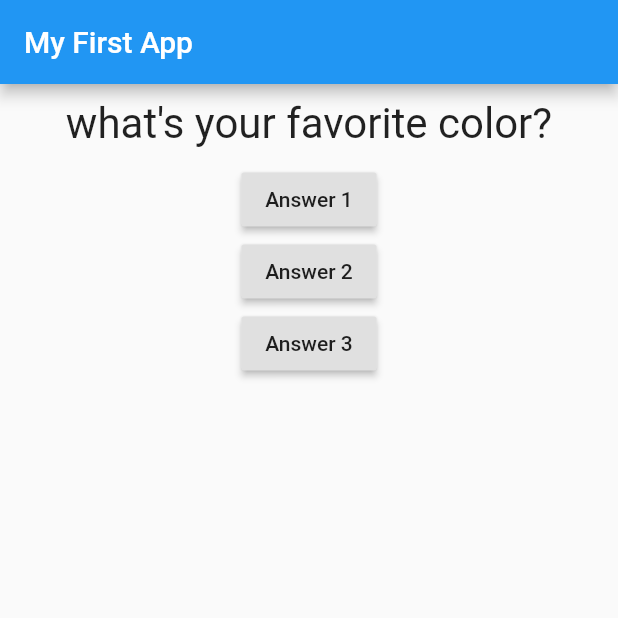
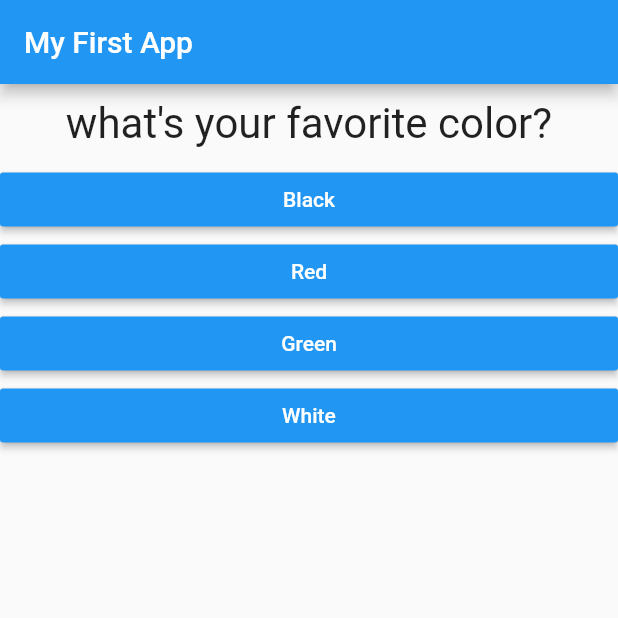
Before and after one commit to m-awaisnazeer/flutter_basic_quiz_app, a Flutter app: the screen it shows after launch, on a phone screen of 412 x 824 dp, the top half of it. Run offline on Flutter 3.47's test engine with Material 2 defaults, Android fonts, the phone set to English and light mode, and no system bars.

```diff
--- /dev/null
+++ b/lib/answer.dart
@@ -0,0 +1,21 @@
+import 'package:flutter/material.dart';
+
+class Answer extends StatelessWidget {
+  final VoidCallback selectHandler;
+  final String answerText;
+
+  Answer(this.selectHandler, this.answerText);
+
+  @override
+  Widget build(BuildContext context) {
+    return Container(
+      width: double.infinity,
+      child: RaisedButton(
+        textColor: Colors.white,
+        color: Colors.blue,
+        child: Text(answerText),
+        onPressed: selectHandler,
+      ),
+    );
+  }
+}
--- a/lib/main.dart
+++ b/lib/main.dart
@@ -1,6 +1,7 @@
 import 'package:flutter/material.dart';
 
-import './question.dart';
+import './quiz.dart';
+import './result.dart';
 
 void main() {
   runApp(MyApp());
@@ -16,43 +17,40 @@ class MyApp extends StatefulWidget {
 class _MyAppState extends State<MyApp> {
   int _questionsIndex = 0;
 
+  var _questions = [
+    {
+      'questionText': 'what\'s your favorite color?',
+      'answers': ['Black', 'Red', 'Green', 'White']
+    },
+    {
+      'questionText': 'What\'s your favorite animal?',
+      'answers': ['Rabbit', 'Snake', 'Elephant', 'Lion']
+    },
+    {
+      'questionText': 'Who\'s your favorite instructor?',
+      'answers': ['Max', 'Max', 'Max', 'Max']
+    },
+  ];
+
   void _answerQuestion() {
+    if (_questionsIndex < _questions.length) {
       setState(() {
         _questionsIndex++;
       });
     }
+  }
 
   @override
   Widget build(BuildContext context) {
-    var questions = [
-      'what\'s your favorite color?',
-      "What'\s your favorite animal?",
-      'what\'s your favorite Laptop?',
-      "What'\s your favorite Phone?",
-    ];
-
     return MaterialApp(
+        debugShowCheckedModeBanner: false,
         home: Scaffold(
           appBar: AppBar(
             title: Text("My First App"),
           ),
-      body: Column(
-        children: <Widget>[
-          Question(questions[_questionsIndex]),
-          RaisedButton(
-            child: Text("Answer 1"),
-            onPressed: _answerQuestion,
-          ),
-          RaisedButton(
-            child: Text("Answer 2"),
-            onPressed: _answerQuestion,
-          ),
-          RaisedButton(
-            child: Text("Answer 3"),
-            onPressed: _answerQuestion,
-          ),
-        ],
-      ),
+          body: _questionsIndex < _questions.length
+              ? Quiz(_answerQuestion, _questions, _questionsIndex)
+              : Result(),
         ));
   }
 }
--- /dev/null
+++ b/lib/quiz.dart
@@ -0,0 +1,27 @@
+import 'package:flutter/material.dart';
+import './answer.dart';
+import './question.dart';
+
+class Quiz extends StatelessWidget {
+  final VoidCallback answerQuestion;
+  final List<Map<String, Object>> questions;
+  final int questionIndex;
+
+
+  Quiz(this.answerQuestion,  this.questions,  this.questionIndex);
+
+  @override
+  Widget build(BuildContext context) {
+    return Column(
+      children: <Widget>[
+        Question(
+          questions[questionIndex]['questionText']! as String
+        ),
+        ...(questions[questionIndex]['answers'] as List<String>)
+            .map((answer) {
+          return Answer(answerQuestion, answer);
+        }).toList(),
+      ],
+    );
+  }
+}
--- /dev/null
+++ b/lib/result.dart
@@ -0,0 +1,10 @@
+import 'package:flutter/material.dart';
+
+class Result extends StatelessWidget {
+  @override
+  Widget build(BuildContext context) {
+    return Center(
+      child: Text("you did it!!"),
+    );
+  }
+}
--- a/pubspec.yaml
+++ b/pubspec.yaml
@@ -28,6 +28,7 @@ dependencies:
   # The following adds the Cupertino Icons font to your application.
   # Use with the CupertinoIcons class for iOS style icons.
   cupertino_icons: ^1.0.2
+  fluttertoast: ^8.0.7
 
 dev_dependencies:
   flutter_test:
```
Also changed, not shown: pubspec.lock. Lines whose indentation alone changed are shown as unchanged.
